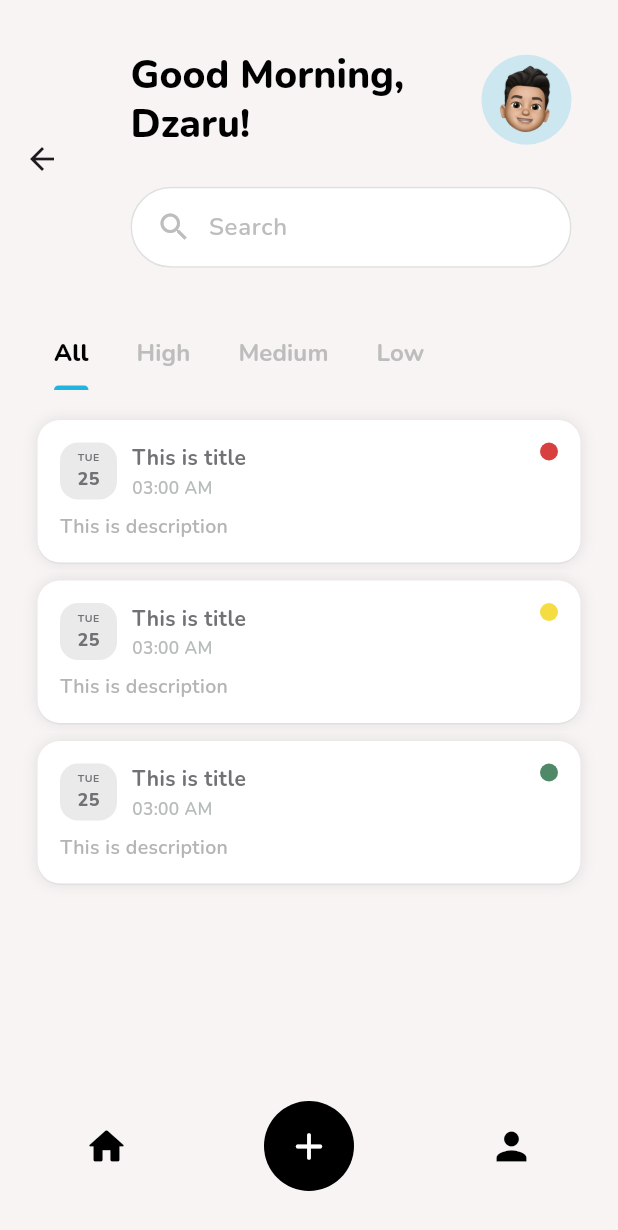
After one commit to dzarurizkyy/taskhub-app, a Flutter app: the HomePage screen opened by its route, on a phone screen of 412 x 824 dp. The commit adds this screen. Shown: the top 1230 px of the screen. Run offline on Flutter 3.47's test engine with Material 3 defaults, Android fonts, the phone set to English and light mode, and no system bars; our stand-ins replace html_unescape; accounts and stored records are empty.

Commit message:
commit 5: home page (phase 1)

```diff
--- a/lib/app.dart
+++ b/lib/app.dart
@@ -1,6 +1,8 @@
 import 'package:flutter/material.dart';
 import 'package:provider/provider.dart';
 import 'package:taskhub_app/pages/add_note_page.dart';
+import 'package:taskhub_app/pages/home_page.dart';
+import 'package:taskhub_app/pages/login_page.dart';
 import 'package:taskhub_app/providers/note_provider.dart';
 import './providers/user_provider.dart';
 
@@ -18,7 +20,12 @@ class App extends StatelessWidget {
       child: MaterialApp(
         debugShowCheckedModeBanner: false,
         title: "TaskHub App",
-        home: AddNotePage(),
+        initialRoute: LoginPage.routeName,
+        routes: {
+          LoginPage.routeName: (ctx) => LoginPage(),
+          HomePage.routeName: (ctx) => HomePage(),
+          AddNotePage.routeName: (ctx) => AddNotePage()
+        },
       ),
     );
   }
--- a/lib/pages/add_note_page.dart
+++ b/lib/pages/add_note_page.dart
@@ -2,6 +2,7 @@ import 'package:flutter/material.dart';
 import 'package:taskhub_app/templates/note_form_template.dart';
 
 class AddNotePage extends StatelessWidget {
+  static const routeName = "/add-note";
   const AddNotePage({super.key});
 
   @override
--- /dev/null
+++ b/lib/pages/home_page.dart
@@ -0,0 +1,285 @@
+import 'package:animations/animations.dart';
+import 'package:flutter/material.dart';
+import 'package:provider/provider.dart';
+import 'package:intl/intl.dart';
+import 'package:taskhub_app/pages/add_note_page.dart';
+import 'package:taskhub_app/providers/note_provider.dart';
+import 'package:taskhub_app/widgets/card/note_card.dart';
+import 'package:taskhub_app/models/note.dart';
+
+class HomePage extends StatefulWidget {
+  static const routeName = "/home-page";
+  const HomePage({super.key});
+
+  @override
+  State<HomePage> createState() => _HomePageState();
+}
+
+class _HomePageState extends State<HomePage> {
+  int _selectedTabIndex = 0;
+
+  @override
+  Widget build(BuildContext context) {
+    return DefaultTabController(
+      length: 4,
+      child: Scaffold(
+        appBar: AppBar(
+          title: Padding(
+            padding: EdgeInsets.symmetric(vertical: 25, horizontal: 15),
+            child: Column(
+              crossAxisAlignment: CrossAxisAlignment.start,
+              children: [
+                Row(
+                  crossAxisAlignment: CrossAxisAlignment.center,
+                  mainAxisAlignment: MainAxisAlignment.spaceBetween,
+                  children: [
+                    Column(
+                      crossAxisAlignment: CrossAxisAlignment.start,
+                      mainAxisAlignment: MainAxisAlignment.center,
+                      children: [
+                        Text(
+                          "Good Morning,",
+                          style: TextStyle(
+                            fontSize: 26,
+                            fontFamily: "Nunito",
+                            fontWeight: FontWeight.w800,
+                            color: Color.fromRGBO(0, 0, 0, 1.0),
+                          ),
+                        ),
+                        Text(
+                          "Dzaru!",
+                          style: TextStyle(
+                            fontSize: 26,
+                            fontFamily: "Nunito",
+                            fontWeight: FontWeight.w800,
+                            color: Color.fromRGBO(0, 0, 0, 1.0),
+                          ),
+                        ),
+                      ],
+                    ),
+                    Container(
+                      width: 60,
+                      height: 60,
+                      decoration: BoxDecoration(
+                        borderRadius: BorderRadius.circular(30),
+                        color: Color.fromRGBO(32, 180, 224, 0.2),
+                      ),
+                      child: Padding(
+                        padding: EdgeInsets.all(6),
+                        child: Image.asset("assets/images/profile.png"),
+                      ),
+                    ),
+                  ],
+                ),
+                SizedBox(height: 25),
+                TextFormField(
+                  style: TextStyle(
+                    fontSize: 16,
+                    fontFamily: "Nunito",
+                    fontWeight: FontWeight.w500,
+                    color: Color.fromRGBO(0, 0, 0, 1.0),
+                  ),
+                  decoration: InputDecoration(
+                    filled: true,
+                    fillColor: Color.fromARGB(255, 255, 255, 255),
+                    border: InputBorder.none,
+                    hintText: "Search",
+                    hintStyle: TextStyle(
+                      color: Color.fromRGBO(189, 189, 189, 1.0),
+                      fontFamily: "Nunito",
+                      fontWeight: FontWeight.w600,
+                      fontSize: 16,
+                    ),
+                    contentPadding: EdgeInsets.symmetric(vertical: 15),
+                    prefixIcon: Padding(
+                      padding: EdgeInsets.only(left: 10),
+                      child: Icon(
+                        Icons.search,
+                        color: Color.fromRGBO(189, 189, 189, 1.0),
+                      ),
+                    ),
+                    enabledBorder: OutlineInputBorder(
+                      borderRadius: BorderRadius.circular(30),
+                      borderSide: BorderSide(
+                        color: Color.fromRGBO(224, 224, 224, 1.0),
+                      ),
+                    ),
+                    focusedBorder: OutlineInputBorder(
+                      borderRadius: BorderRadius.circular(30),
+                      borderSide: BorderSide(
+                        color: Color.fromRGBO(224, 224, 224, 1.0),
+                      ),
+                    ),
+                  ),
+                ),
+              ],
+            ),
+          ),
+          bottom: PreferredSize(
+            preferredSize: Size.fromHeight(40),
+            child: Padding(
+              padding: EdgeInsets.symmetric(horizontal: 20),
+              child: TabBar(
+                isScrollable: true,
+                tabAlignment: TabAlignment.start,
+                indicatorColor: Color.fromRGBO(32, 180, 224, 1.0),
+                dividerColor: Colors.transparent,
+                labelStyle: TextStyle(
+                  fontSize: 16,
+                  fontFamily: "Nunito",
+                  fontWeight: FontWeight.w800,
+                  color: Color.fromRGBO(0, 0, 0, 1.0),
+                ),
+                unselectedLabelStyle: TextStyle(
+                  fontSize: 16,
+                  fontFamily: "Nunito",
+                  fontWeight: FontWeight.w700,
+                  color: Color.fromRGBO(189, 189, 189, 1.0),
+                ),
+                onTap: (index) {
+                  setState(() {
+                    _selectedTabIndex = index;
+                  });
+                },
+                tabs: [
+                  Tab(
+                    text: "All",
+                  ),
+                  Tab(text: "High"),
+                  Tab(text: "Medium"),
+                  Tab(text: "Low"),
+                ],
+              ),
+            ),
+          ),
+          toolbarHeight: 220,
+          backgroundColor: Color.fromRGBO(248, 244, 244, 1.0),
+        ),
+        body: Consumer<NoteProvider>(
+          builder: (context, provider, child) {
+            return Padding(
+              padding: EdgeInsets.symmetric(horizontal: 25, vertical: 20),
+              child: PageTransitionSwitcher(
+                duration: Duration(milliseconds: 300),
+                transitionBuilder: (child, animation, secondaryAnimation) {
+                  return FadeThroughTransition(
+                    animation: animation,
+                    secondaryAnimation: secondaryAnimation,
+                    fillColor: Colors.transparent,
+                    child: child,
+                  );
+                },
+                child: _buildTabContent(provider),
+              ),
+            );
+          },
+        ),
+        bottomNavigationBar: Padding(
+          padding: EdgeInsets.symmetric(horizontal: 25, vertical: 10),
+          child: BottomAppBar(
+            color: Color.fromRGBO(248, 244, 244, 1.0),
+            height: 100,
+            child: Row(
+              mainAxisAlignment: MainAxisAlignment.spaceBetween,
+              children: [
+                Material(
+                  color: Colors.transparent,
+                  child: InkWell(
+                    borderRadius: BorderRadius.circular(30),
+                    splashColor: Colors.black12,
+                    onTap: () {},
+                    child: Padding(
+                      padding: EdgeInsets.all(15),
+                      child: Icon(
+                        Icons.home_rounded,
+                        size: 30,
+                        color: Color.fromRGBO(0, 0, 0, 1.0),
+                      ),
+                    ),
+                  ),
+                ),
+                GestureDetector(
+                  onTap: () {
+                    Navigator.of(context).pushNamed(AddNotePage.routeName);
+                  },
+                  child: Container(
+                    width: 60,
+                    height: 60,
+                    decoration: BoxDecoration(
+                      borderRadius: BorderRadius.circular(30),
+                      color: Color.fromRGBO(0, 0, 0, 1.0),
+                    ),
+                    child: Icon(
+                      Icons.add_rounded,
+                      size: 30,
+                      color: Color.fromARGB(255, 255, 255, 255),
+                    ),
+                  ),
+                ),
+                Material(
+                  color: Colors.transparent,
+                  child: InkWell(
+                    borderRadius: BorderRadius.circular(30),
+                    splashColor: Colors.black12,
+                    onTap: () {},
+                    child: Padding(
+                      padding: EdgeInsets.all(15),
+                      child: Icon(
+                        Icons.person,
+                        size: 30,
+                        color: Color.fromRGBO(0, 0, 0, 1.0),
+                      ),
+                    ),
+                  ),
+                ),
+              ],
+            ),
+          ),
+        ),
+        backgroundColor: Color.fromRGBO(248, 244, 244, 1.0),
+      ),
+    );
+  }
+
+  Widget _buildTabContent(NoteProvider provider) {
+    switch (_selectedTabIndex) {
+      case 0: // All
+        return _buildNoteList(provider.notes, _selectedTabIndex.toString());
+      case 1: // High
+        return _buildNoteList(
+            provider.findByPriority("High"), _selectedTabIndex.toString());
+      case 2: // Medium
+        return _buildNoteList(
+            provider.findByPriority("Medium"), _selectedTabIndex.toString());
+      case 3: // Low
+        return _buildNoteList(
+            provider.findByPriority("Low"), _selectedTabIndex.toString());
+      default:
+        return Container(); // Fallback
+    }
+  }
+
+  Widget _buildNoteList(List<Note> notes, String value) {
+    return ListView.separated(
+      key: ValueKey(_selectedTabIndex),
+      itemBuilder: (context, index) {
+        final note = notes[index];
+        return NoteCard(
+          title: note.title,
+          description: note.description,
+          day: DateFormat("EEE").format(note.date).toUpperCase(),
+          date: DateFormat("d").format(note.date),
+          time: DateFormat("HH:mm a").format(note.date),
+          priority: note.priority,
+        );
+      },
+      separatorBuilder: (context, index) {
+        return Divider(
+          color: Color.fromRGBO(248, 244, 244, 1.0),
+          height: 12,
+        );
+      },
+      itemCount: notes.length,
+    );
+  }
+}
--- a/lib/pages/login_page.dart
+++ b/lib/pages/login_page.dart
@@ -2,6 +2,7 @@ import 'package:flutter/material.dart';
 import '../templates/login_template.dart';
 
 class LoginPage extends StatelessWidget {
+  static const routeName = "/login";
   const LoginPage({super.key});
 
   @override
--- a/lib/providers/note_provider.dart
+++ b/lib/providers/note_provider.dart
@@ -3,11 +3,46 @@ import 'package:taskhub_app/models/note.dart';
 import 'package:uuid/uuid.dart';
 
 class NoteProvider with ChangeNotifier {
-  final List<Note> _notes = [];
+  final List<Note> _notes = [
+    Note(
+      id: "53d68788-780c-4215-930f-237a1da4a29a",
+      title: "This is title",
+      description: "This is description",
+      date: DateTime.parse("2025-03-25 03:00:00"),
+      priority: "High",
+      createdAt: DateTime.parse("2025-03-24 03:00:00"),
+      updatedAt: DateTime.parse("2025-03-24 03:00:00"),
+    ),
+    Note(
+      id: "53d68788-780c-4215-930f-237a1da4a29a",
+      title: "This is title",
+      description: "This is description",
+      date: DateTime.parse("2025-03-25 03:00:00"),
+      priority: "Medium",
+      createdAt: DateTime.parse("2025-03-24 03:00:00"),
+      updatedAt: DateTime.parse("2025-03-24 03:00:00"),
+    ),
+    Note(
+      id: "53d68788-780c-4215-930f-237a1da4a29a",
+      title: "This is title",
+      description: "This is description",
+      date: DateTime.parse("2025-03-25 03:00:00"),
+      priority: "Low",
+      createdAt: DateTime.parse("2025-03-24 03:00:00"),
+      updatedAt: DateTime.parse("2025-03-24 03:00:00"),
+    ),
+  ];
   final Uuid _uuid = Uuid();
 
   List<Note> get notes => _notes;
   int get totalNote => notes.length;
+
+  List<Note> findByPriority(String priority) {
+    final filteredNotes =
+        _notes.where((note) => note.priority == priority).toList();
+
+    return filteredNotes;
+  }
 
   void addNote(
     String title,
--- a/lib/templates/login_template.dart
+++ b/lib/templates/login_template.dart
@@ -61,9 +61,7 @@ class _LoginState extends State<Login> {
 
   @override
   Widget build(BuildContext context) {
-    return MaterialApp(
-      debugShowCheckedModeBanner: false,
-      home: Scaffold(
+    return Scaffold(
       body: Center(
         child: SingleChildScrollView(
           child: Padding(
@@ -115,7 +113,6 @@ class _LoginState extends State<Login> {
         ),
       ),
       backgroundColor: Colors.white,
-      ),
     );
   }
 }
--- a/lib/templates/note_form_template.dart
+++ b/lib/templates/note_form_template.dart
@@ -72,9 +72,7 @@ class _NoteFormState extends State<NoteForm> {
 
   @override
   Widget build(BuildContext context) {
-    return MaterialApp(
-      debugShowCheckedModeBanner: false,
-      home: Scaffold(
+    return Scaffold(
       appBar: NoteFormHeader(title: "Add Task"),
       body: SingleChildScrollView(
         child: Padding(
@@ -163,8 +161,7 @@ class _NoteFormState extends State<NoteForm> {
                         title: note.title,
                         description: note.description,
                         priority: note.priority,
-                          day:
-                              DateFormat("EEE").format(note.date).toUpperCase(),
+                        day: DateFormat("EEE").format(note.date).toUpperCase(),
                         date: DateFormat("d").format(note.date),
                         time: DateFormat("HH:mm a").format(note.date),
                       );
@@ -209,7 +206,6 @@ class _NoteFormState extends State<NoteForm> {
       ),
       floatingActionButtonLocation: FloatingActionButtonLocation.centerFloat,
       backgroundColor: Color.fromRGBO(248, 244, 244, 1.0),
-      ),
     );
   }
 }
--- a/lib/widgets/button/submit_button.dart
+++ b/lib/widgets/button/submit_button.dart
@@ -1,4 +1,5 @@
 import 'package:flutter/material.dart';
+import 'package:taskhub_app/pages/home_page.dart';
 import '../notification/alert.dart';
 
 class SubmitButton extends StatefulWidget {
@@ -41,7 +42,8 @@ class _SubmitButtonState extends State<SubmitButton> {
                         backgroundColor: Colors.transparent,
                         elevation: 0,
                         content: Padding(
-                          padding: EdgeInsets.symmetric(horizontal: widget.successPadding),
+                          padding: EdgeInsets.symmetric(
+                              horizontal: widget.successPadding),
                           child: Alert(
                             icon: Icons.done_rounded,
                             colorAlert: Color.fromARGB(1000, 63, 125, 88),
@@ -50,6 +52,8 @@ class _SubmitButtonState extends State<SubmitButton> {
                         ),
                       ),
                     );
+                    Navigator.of(context)
+                        .pushReplacementNamed(HomePage.routeName);
                   } else {
                     ScaffoldMessenger.of(context).showSnackBar(
                       SnackBar(
@@ -57,7 +61,8 @@ class _SubmitButtonState extends State<SubmitButton> {
                         backgroundColor: Colors.transparent,
                         elevation: 0,
                         content: Padding(
-                          padding: EdgeInsets.symmetric(horizontal: widget.failedPadding),
+                          padding: EdgeInsets.symmetric(
+                              horizontal: widget.failedPadding),
                           child: Alert(
                             icon: Icons.error_rounded,
                             colorAlert: Color.fromARGB(1000, 190, 49, 68),
--- a/lib/widgets/card/note_card.dart
+++ b/lib/widgets/card/note_card.dart
@@ -20,10 +20,9 @@ class NoteCard extends StatelessWidget {
 
   @override
   Widget build(BuildContext context) {
-    print(priority);
     return Container(
       width: MediaQuery.of(context).size.width,
-      padding: EdgeInsets.all(20),
+      padding: EdgeInsets.all(15),
       decoration: BoxDecoration(
           color: Color.fromRGBO(255, 255, 255, 1.0),
           borderRadius: BorderRadius.circular(15),
--- a/lib/widgets/header/note_form_header.dart
+++ b/lib/widgets/header/note_form_header.dart
@@ -1,4 +1,5 @@
 import 'package:flutter/material.dart';
+import 'package:taskhub_app/pages/home_page.dart';
 
 class NoteFormHeader extends StatelessWidget implements PreferredSizeWidget {
   final String title;
@@ -12,8 +13,11 @@ class NoteFormHeader extends StatelessWidget implements PreferredSizeWidget {
     return AppBar(
       leading: Padding(
         padding: EdgeInsets.only(left: 20, bottom: 10),
-        child: Icon(
-          Icons.arrow_back_rounded,
+        child: IconButton(
+          icon: Icon(Icons.arrow_back_rounded),
+          onPressed: () {
+            Navigator.of(context).pop(HomePage.routeName);
+          },
           color: Color.fromRGBO(113, 114, 118, 1.0),
         ),
       ),
--- a/pubspec.yaml
+++ b/pubspec.yaml
@@ -38,6 +38,8 @@ dependencies:
   intl: ^0.20.2
   provider: ^6.1.2
   html_unescape: ^2.0.0
+  animations: ^2.0.11
+
 
 
 
@@ -67,6 +69,7 @@ flutter:
   # To add assets to your application, add an assets section, like this:
   assets:
     - assets/images/icon.png
+    - assets/images/profile.png
   #   - images/a_dot_ham.jpeg
 
   # An image asset can refer to one or more resolution-specific "variants", see
```
Also changed, not shown: assets/images/profile.png (added). Lines whose indentation alone changed are shown as unchanged.
